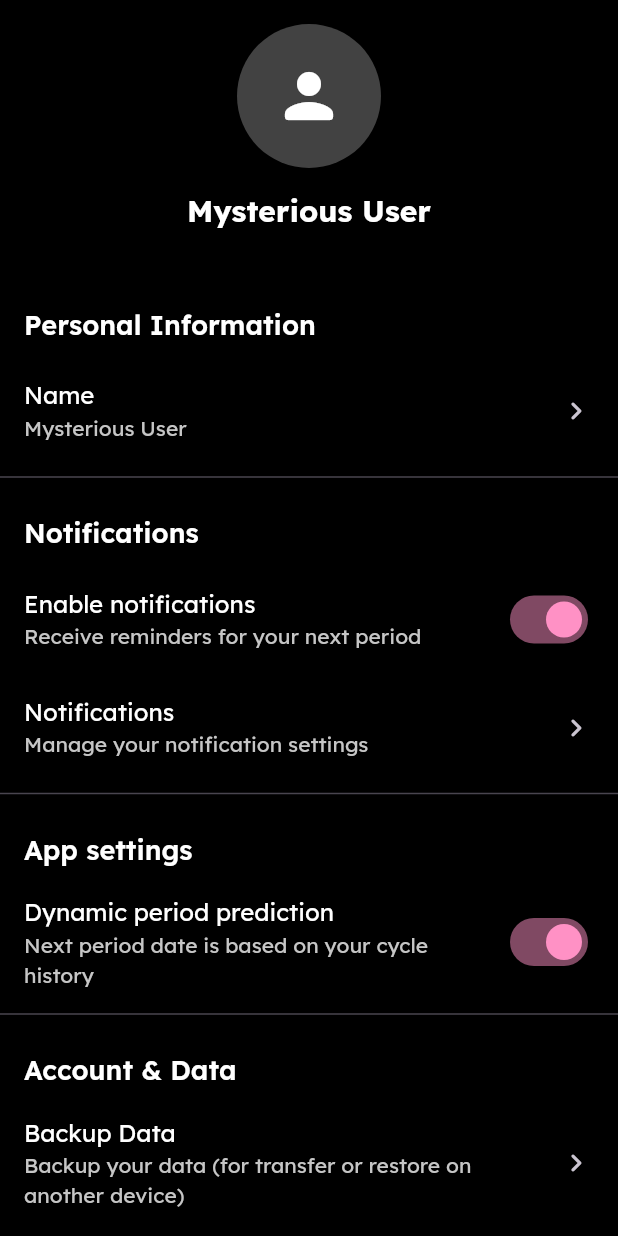
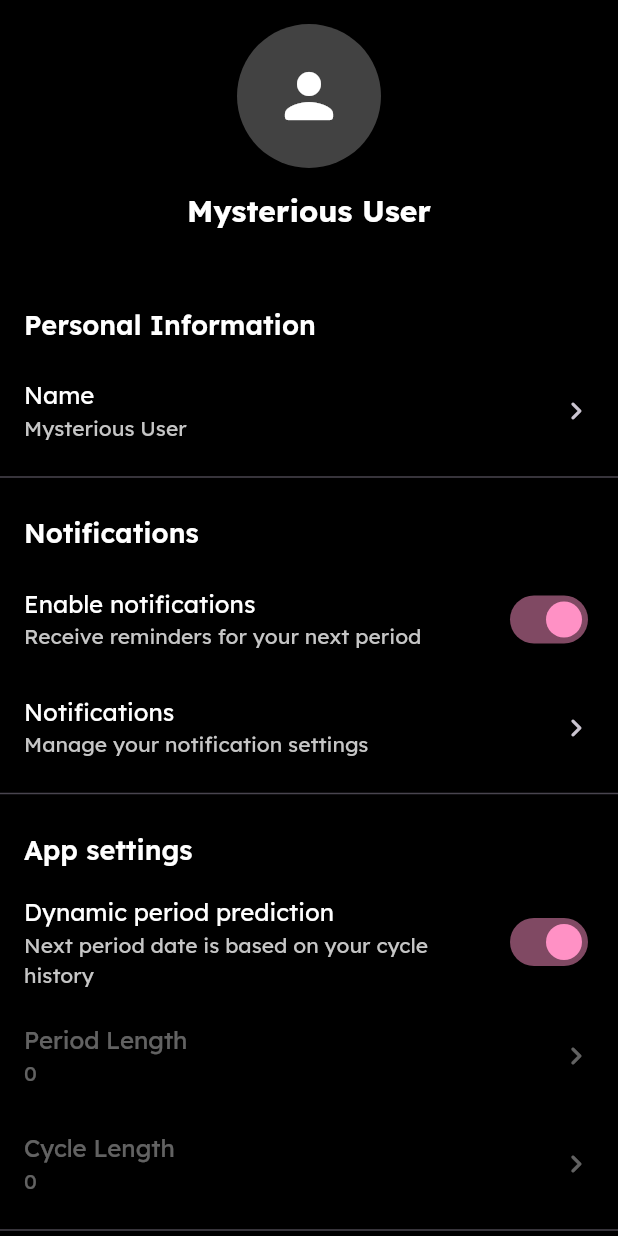
Before and after one commit to lebaaar/period_tracker, a Flutter app: the ProfilePage widget shown alone on an empty page, opened directly, on a phone screen of 412 x 824 dp. Run offline on Flutter 3.47's test engine with Material 3 defaults, Android fonts, the phone set to English and light mode, and no system bars; our stand-ins replace flutter_local_notifications, go_router, google_fonts, package_info_plus, shared_preferences, sqflite and 2 more; accounts and stored records are empty.

Commit message:
show disabled period and cycle length for dynamic period prediction mode

```diff
--- a/lib/pages/profile_page.dart
+++ b/lib/pages/profile_page.dart
@@ -241,10 +241,18 @@ class _ProfilePageState extends State<ProfilePage> {
                     );
                   },
                 ),
-                if (predictionMode == 'static') ...[
-                  _buildListTile(user, settings, 'period_length'),
-                  _buildListTile(user, settings, 'cycle_length'),
-                ],
+                _buildListTile(
+                  user,
+                  settings,
+                  'period_length',
+                  isDisabled: predictionMode == 'dynamic',
+                ),
+                _buildListTile(
+                  user,
+                  settings,
+                  'cycle_length',
+                  isDisabled: predictionMode == 'dynamic',
+                ),
               ],
             );
           },
@@ -302,7 +310,12 @@ class _ProfilePageState extends State<ProfilePage> {
     );
   }
 
-  Widget _buildListTile(User user, Settings? settings, String tileType) {
+  Widget _buildListTile(
+    User user,
+    Settings? settings,
+    String tileType, {
+    bool isDisabled = false,
+  }) {
     String title;
     String subtitle;
 
@@ -343,15 +356,29 @@ class _ProfilePageState extends State<ProfilePage> {
     }
 
     return ListTile(
-      title: Text(title, style: Theme.of(context).textTheme.bodyLarge),
+      title: Text(
+        title,
+        style: Theme.of(context).textTheme.bodyLarge?.copyWith(
+          color: isDisabled
+              ? Theme.of(context).disabledColor
+              : Theme.of(context).textTheme.bodyLarge?.color,
+        ),
+      ),
       subtitle: Text(
         subtitle,
         style: Theme.of(context).textTheme.bodyMedium?.copyWith(
-          color: Theme.of(context).colorScheme.tertiary,
+          color: isDisabled
+              ? Theme.of(context).disabledColor
+              : Theme.of(context).colorScheme.tertiary,
         ),
       ),
-      trailing: Icon(Icons.chevron_right_rounded),
-      onTap: () {
+      trailing: Icon(
+        Icons.chevron_right_rounded,
+        color: isDisabled ? Theme.of(context).disabledColor : null,
+      ),
+      onTap: isDisabled
+          ? null
+          : () {
               switch (tileType) {
                 case 'name':
                   _showEditNameDialog(user, (newName) {
```
Lines whose indentation alone changed are shown as unchanged.
